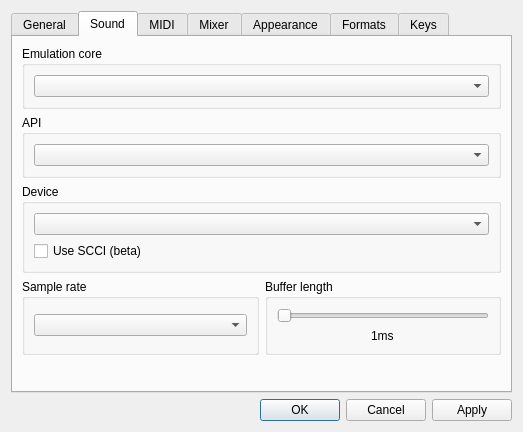
Qt form BambooTracker/gui/configuration_dialog.ui (BambooTracker/BambooTracker) before a commit.
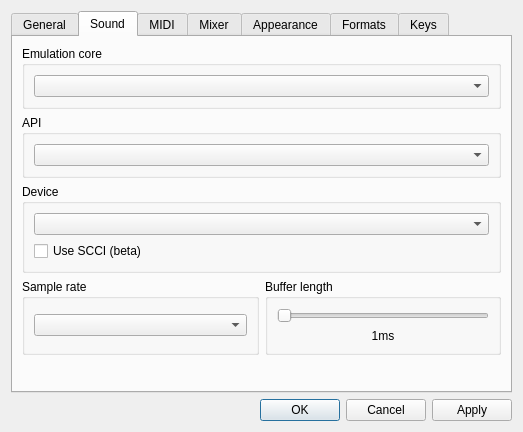
The same form after that commit. The open tabs and pages were chosen to show the change. Custom widgets are drawn as their Qt base class.

Commit message: Change layout types of ui

Diff of the .ui file:
```diff
--- a/BambooTracker/gui/configuration_dialog.ui
+++ b/BambooTracker/gui/configuration_dialog.ui
@@ -251,8 +251,8 @@
          <property name="title">
           <string>Buffer length</string>
          </property>
-         <layout class="QGridLayout" name="gridLayout_4">
-          <item row="0" column="0">
+         <layout class="QVBoxLayout" name="verticalLayout_7">
+          <item>
            <widget class="QSlider" name="bufferLengthHorizontalSlider">
             <property name="minimum">
              <number>1</number>
@@ -265,11 +265,14 @@
             </property>
            </widget>
           </item>
-          <item row="1" column="0" alignment="Qt::AlignHCenter">
+          <item>
            <widget class="QLabel" name="bufferLengthLabel">
             <property name="text">
              <string>1ms</string>
             </property>
+            <property name="alignment">
+             <set>Qt::AlignCenter</set>
+            </property>
            </widget>
           </item>
          </layout>
```
Left out of the diff: 44 changed lines with no effect on the pictures. The commit also changes 4 other files.
